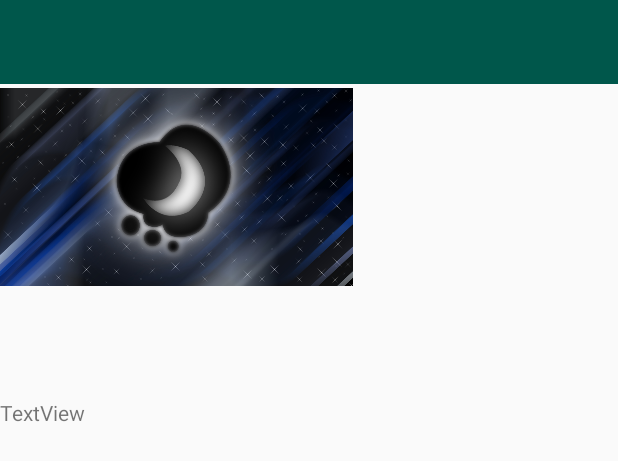
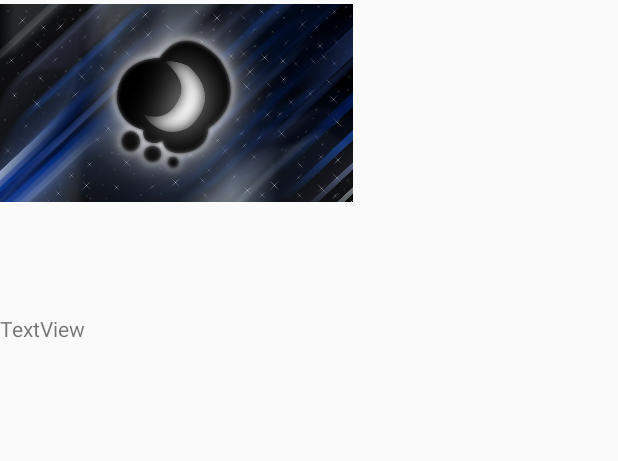
Before and after one commit to Crazy2295/Lab2, an Android app: the layout activity_main2.xml on its own in the app's theme, with its tools: preview values and no code run, on a phone screen of 412 x 824 dp. Shown: the top 461 px of the screen. Run offline under Robolectric (Android 15) with nearby library versions, the phone set to English and light mode, and no system bars.

Commit message:
lab2 fix

```diff
--- a/app/src/main/java/com/example/crazy/lab2/BlankFragment.java
+++ b/app/src/main/java/com/example/crazy/lab2/Fragment1.java
@@ -5,12 +5,11 @@ import android.support.v4.app.Fragment;
 import android.view.LayoutInflater;
 import android.view.View;
 import android.view.ViewGroup;
-import android.widget.TextView;
 
-public class BlankFragment extends Fragment {
+public class Fragment1 extends Fragment {
     @Override
     public View onCreateView(LayoutInflater inflater, ViewGroup container, Bundle savedInstanceState) {
-        View view = inflater.inflate(R.layout.fragment_blank, container, false);
+        View view = inflater.inflate(R.layout.fragment1, container, false);
         return view;
     }
 }
--- a/app/src/main/java/com/example/crazy/lab2/SecondFragment.java
+++ b/app/src/main/java/com/example/crazy/lab2/Fragment2.java
@@ -5,12 +5,11 @@ import android.support.v4.app.Fragment;
 import android.view.LayoutInflater;
 import android.view.View;
 import android.view.ViewGroup;
-import android.widget.TextView;
 
-public class SecondFragment extends Fragment {
+public class Fragment2 extends Fragment {
     @Override
     public View onCreateView(LayoutInflater inflater, ViewGroup container, Bundle savedInstanceState) {
-        View view = inflater.inflate(R.layout.fragment_second, container, false);
+        View view = inflater.inflate(R.layout.fragment2, container, false);
         return view;
     }
 }
--- a/app/src/main/java/com/example/crazy/lab2/FirstFragment.java
+++ b/app/src/main/java/com/example/crazy/lab2/Fragment3.java
@@ -5,12 +5,11 @@ import android.support.v4.app.Fragment;
 import android.view.LayoutInflater;
 import android.view.View;
 import android.view.ViewGroup;
-import android.widget.TextView;
 
-public class FirstFragment extends Fragment {
+public class Fragment3 extends Fragment {
     @Override
     public View onCreateView(LayoutInflater inflater, ViewGroup container, Bundle savedInstanceState) {
-        View view = inflater.inflate(R.layout.fragment_first, container, false);
+        View view = inflater.inflate(R.layout.fragment3, container, false);
         return view;
     }
 }
--- a/app/src/main/java/com/example/crazy/lab2/ThirdFragment.java
+++ b/app/src/main/java/com/example/crazy/lab2/Fragment4.java
@@ -5,12 +5,11 @@ import android.support.v4.app.Fragment;
 import android.view.LayoutInflater;
 import android.view.View;
 import android.view.ViewGroup;
-import android.widget.TextView;
 
-public class ThirdFragment extends Fragment {
+public class Fragment4 extends Fragment {
     @Override
     public View onCreateView(LayoutInflater inflater, ViewGroup container, Bundle savedInstanceState) {
-        View view = inflater.inflate(R.layout.fragment_third, container, false);
+        View view = inflater.inflate(R.layout.fragment4, container, false);
         return view;
     }
 }
--- a/app/src/main/java/com/example/crazy/lab2/MainActivity.java
+++ b/app/src/main/java/com/example/crazy/lab2/MainActivity.java
@@ -27,7 +27,7 @@ public class MainActivity extends AppCompatActivity {
 
     public void onMyButtonClick(View view) {
         Intent intent = new Intent(this, Main3Activity.class);
-        intent.putExtra("type", "2");
+        intent.putExtra("type", "3");
         startActivity(intent);
     }
 }
--- a/app/src/main/res/layout-land/activity_main2.xml
+++ b/app/src/main/res/layout-land/activity_main2.xml
@@ -1,12 +1,8 @@
 <?xml version="1.0" encoding="utf-8"?>
-<android.support.v4.widget.DrawerLayout xmlns:android="http://schemas.android.com/apk/res/android"
+<android.support.constraint.ConstraintLayout
+    xmlns:android="http://schemas.android.com/apk/res/android"
     xmlns:app="http://schemas.android.com/apk/res-auto"
-    android:id="@+id/my_drawer_layout"
-    android:layout_width="match_parent"
-    android:layout_height="match_parent"
-    android:fitsSystemWindows="true">
-
-    <android.support.constraint.ConstraintLayout xmlns:tools="http://schemas.android.com/tools"
+    xmlns:tools="http://schemas.android.com/tools"
     android:layout_width="match_parent"
     android:layout_height="match_parent">
 
@@ -30,12 +26,3 @@
         app:layout_constraintStart_toStartOf="parent"
         app:layout_constraintTop_toBottomOf="@+id/imageView2" />
 </android.support.constraint.ConstraintLayout>
-
-    <android.support.design.widget.NavigationView
-        android:id="@+id/nav_view"
-        android:layout_width="wrap_content"
-        android:layout_height="match_parent"
-        android:layout_gravity="start"
-        android:fitsSystemWindows="true"
-        app:menu="@menu/main_menu" />
-</android.support.v4.widget.DrawerLayout>
--- a/app/src/main/res/layout/activity_main2.xml
+++ b/app/src/main/res/layout/activity_main2.xml
@@ -1,13 +1,8 @@
 <?xml version="1.0" encoding="utf-8"?>
-<android.support.v4.widget.DrawerLayout
+
+<android.support.constraint.ConstraintLayout
     xmlns:android="http://schemas.android.com/apk/res/android"
     xmlns:app="http://schemas.android.com/apk/res-auto"
-    android:id="@+id/my_drawer_layout"
-    android:layout_width="match_parent"
-    android:layout_height="match_parent"
-    android:fitsSystemWindows="true">
-
-<android.support.constraint.ConstraintLayout
     xmlns:tools="http://schemas.android.com/tools"
     android:layout_width="match_parent"
     android:layout_height="match_parent"
@@ -30,12 +25,3 @@
         app:layout_constraintTop_toBottomOf="@+id/imageView"
         tools:layout_editor_absoluteX="89dp" />
 </android.support.constraint.ConstraintLayout>
-
-    <android.support.design.widget.NavigationView
-        android:id="@+id/nav_view"
-        android:layout_width="wrap_content"
-        android:layout_height="match_parent"
-        android:layout_gravity="start"
-        android:fitsSystemWindows="true"
-        app:menu="@menu/main_menu"/>
-</android.support.v4.widget.DrawerLayout>
--- a/app/src/main/res/layout/activity_main3.xml
+++ b/app/src/main/res/layout/activity_main3.xml
@@ -13,7 +13,7 @@
     android:orientation="horizontal" >
 
     <FrameLayout
-        android:id="@+id/your_placeholder"
+        android:id="@+id/fragment_place"
         android:layout_width="match_parent"
         android:layout_height="match_parent">
     </FrameLayout>
--- a/app/src/main/res/layout/fragment_blank.xml
+++ b/app/src/main/res/layout/fragment1.xml
@@ -3,13 +3,13 @@
     xmlns:tools="http://schemas.android.com/tools"
     android:layout_width="match_parent"
     android:layout_height="match_parent"
-    tools:context=".BlankFragment"
-    android:background="#00BFFF" >
+    tools:context=".Fragment1"
+    android:background="#0000ff" >
 
     <!-- TODO: Update blank fragment layout -->
     <TextView
         android:layout_width="match_parent"
         android:layout_height="match_parent"
-        android:text="Whether" />
+        android:text="Выбрать город" />
 
 </FrameLayout>
--- a/app/src/main/res/layout/fragment_second.xml
+++ b/app/src/main/res/layout/fragment2.xml
@@ -3,13 +3,13 @@
     xmlns:tools="http://schemas.android.com/tools"
     android:layout_width="match_parent"
     android:layout_height="match_parent"
-    tools:context=".BlankFragment"
-    android:background="#0000ff" >
+    tools:context=".Fragment2"
+    android:background="#00FF00" >
 
     <!-- TODO: Update blank fragment layout -->
     <TextView
         android:layout_width="match_parent"
         android:layout_height="match_parent"
-        android:text="Whether" />
+        android:text="Сохраненные города" />
 
 </FrameLayout>
--- a/app/src/main/res/layout/fragment_first.xml
+++ b/app/src/main/res/layout/fragment3.xml
@@ -3,13 +3,13 @@
     xmlns:tools="http://schemas.android.com/tools"
     android:layout_width="match_parent"
     android:layout_height="match_parent"
-    tools:context=".BlankFragment"
-    android:background="#00FF00" >
+    tools:context=".Fragment3"
+    android:background="#00BFFF" >
 
     <!-- TODO: Update blank fragment layout -->
     <TextView
         android:layout_width="match_parent"
         android:layout_height="match_parent"
-        android:text="Whether" />
+        android:text="Погода в выбранном городе" />
 
 </FrameLayout>
--- a/app/src/main/res/layout/fragment_third.xml
+++ b/app/src/main/res/layout/fragment4.xml
@@ -3,13 +3,13 @@
     xmlns:tools="http://schemas.android.com/tools"
     android:layout_width="match_parent"
     android:layout_height="match_parent"
-    tools:context=".BlankFragment"
+    tools:context=".Fragment4"
     android:background="#800080" >
 
     <!-- TODO: Update blank fragment layout -->
     <TextView
         android:layout_width="match_parent"
         android:layout_height="match_parent"
-        android:text="Whether" />
+        android:text="Об авторе" />
 
 </FrameLayout>
```
Also changed, not shown: app/src/main/java/com/example/crazy/lab2/Main2Activity.java (+0 -53 lines), app/src/main/java/com/example/crazy/lab2/Main3Activity.java (+16 -41 lines). Lines whose indentation alone changed are shown as unchanged.
